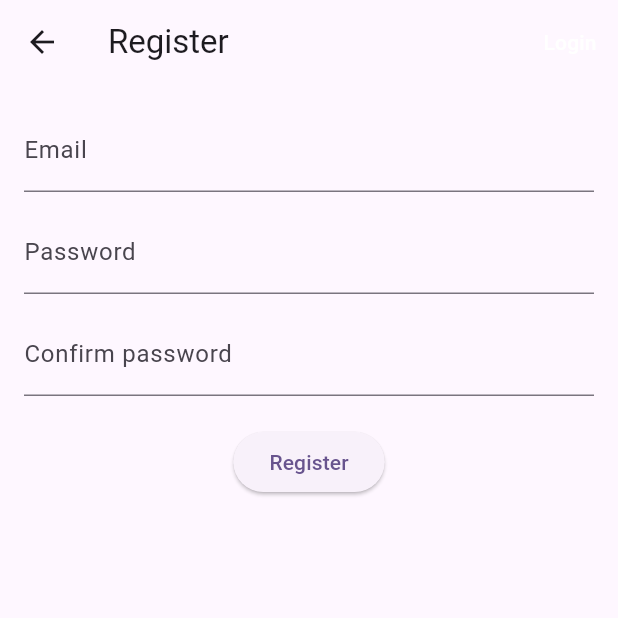
After one commit to ZasaQ/emotions_recognition_app, a Flutter app: the RegisterPage screen opened directly, on a phone screen of 412 x 824 dp, the top half of it. The commit adds this screen. Run offline on Flutter 3.47's test engine with Material 3 defaults, Android fonts, the phone set to English and light mode, and no system bars; our stand-ins replace cloud_firestore, firebase_auth, firebase_core, firebase_messaging, stack_trace; accounts and stored records are empty.

Commit message:
add temp home, login and register pages, fixed spacing in utilities.dart

```diff
--- /dev/null
+++ b/lib/pages/register_page.dart
@@ -0,0 +1,90 @@
+import 'package:flutter/material.dart';
+import 'package:emotions_recognition_app/services/authentication_handler.dart';
+import 'dart:developer' as developer;
+
+
+class RegisterPage extends StatefulWidget {
+  const RegisterPage({super.key});
+
+  @override
+  State<RegisterPage> createState() => _RegisterPageState();
+}
+
+class _RegisterPageState extends State<RegisterPage> {
+  final _formKey = GlobalKey<FormState>();
+  AuthenticationHandler authHandler = AuthenticationHandler();
+
+  final TextEditingController _emailController = TextEditingController();
+  final TextEditingController _passwordController = TextEditingController();
+  final TextEditingController _confirmPasswordController = TextEditingController();
+
+  @override
+  void initState() {
+    super.initState();
+
+    developer.log(
+      name: "RegisterPage -> initState",
+      "Entering Register page.");
+  }
+
+  @override
+  Widget build(BuildContext context) {
+    return Scaffold(
+      appBar: AppBar(
+        title: Text("Register"),
+        actions: [
+            TextButton(
+              onPressed: () => Navigator.pushReplacementNamed(context, '/login'),
+              child: const Text(
+                "Login",
+                style: TextStyle(color: Colors.white),
+              ),
+            ),
+          ],
+      ),
+      body: Padding(
+        padding: const EdgeInsets.all(16.0),
+        child: Form(
+          key: _formKey,
+          child: Column(
+            children: [
+              // Name field
+              TextFormField(
+                controller: _emailController,
+                decoration: InputDecoration(labelText: "Email"),
+                validator: (value) =>
+                    value!.isEmpty ? "Please enter your name" : null,
+              ),
+
+              SizedBox(height: 12),
+
+              TextFormField(
+                controller: _passwordController,
+                decoration: InputDecoration(labelText: "Password"),
+                obscureText: true,
+              ),
+
+              SizedBox(height: 12),
+
+              TextFormField(
+                controller: _confirmPasswordController,
+                decoration: InputDecoration(labelText: "Confirm password"),
+                obscureText: true,
+                validator: (value) => value!.length < 6
+                    ? "Password must be at least 6 characters"
+                    : null,
+              ),
+
+              SizedBox(height: 20),
+
+              ElevatedButton(
+                onPressed: () => authHandler.signUpWithEmail(_emailController.text, _passwordController.text, _confirmPasswordController.text),
+                child: Text("Register"),
+              ),
+            ],
+          ),
+        ),
+      ),
+    );
+  }
+}
--- a/lib/utilities.dart
+++ b/lib/utilities.dart
@@ -56,7 +56,6 @@ void appLog(String message, {String? tag}) {
   );
 }
 
-
 void showAlertMessageWithTimer(final String message, int durationTime) {
   Timer timer = Timer(Duration(seconds: durationTime), () {
     Navigator.of(MyApp.navigatorKey.currentContext!).pop();
```
Also changed, not shown: lib/pages/home_page.dart (added, +51 -0 lines), lib/pages/login_page.dart (added, +78 -0 lines).
